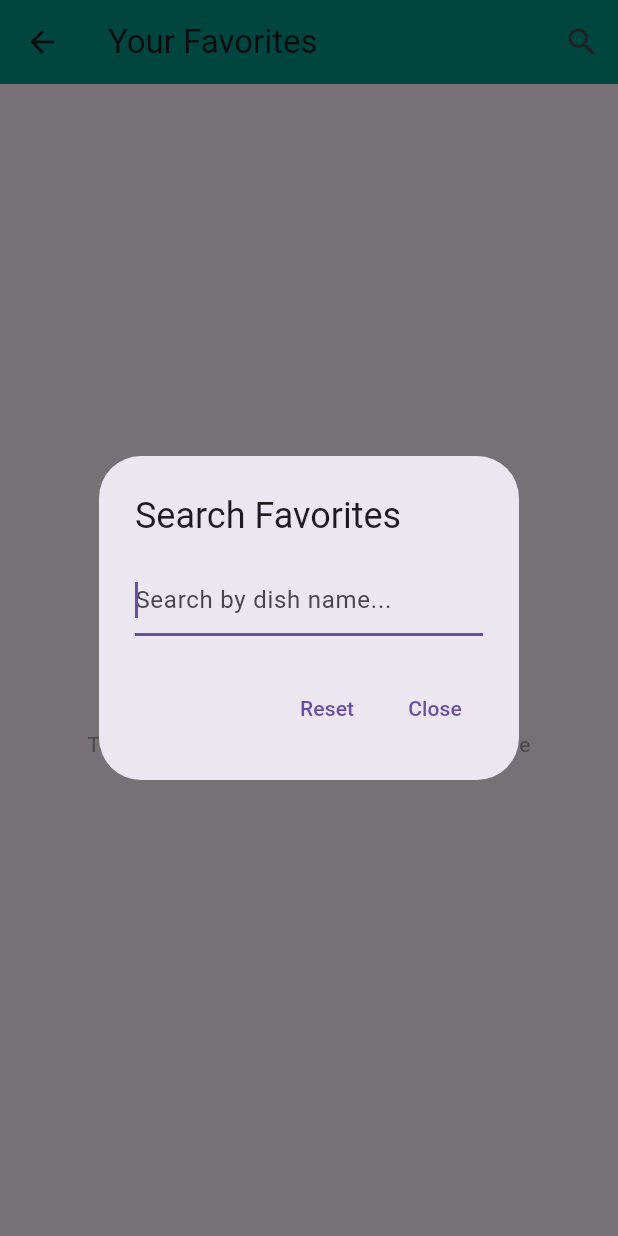
After one commit to tima00MA/restaurant-app-with-flutter, a Flutter app: the FavoritesPage screen opened directly, after a tap on the "search" icon, on a phone screen of 412 x 824 dp. The commit adds this screen. Run offline on Flutter 3.47's test engine with Material 3 defaults, Android fonts, the light colour scheme and no system bars; our stand-ins replace contacts_service, font_awesome_flutter, google_fonts, google_maps_flutter, permission_handler, share_plus and 1 more; missing offline and left inert: animated_widgets; accounts and stored records are empty.

Commit message:
favorites page

```diff
--- /dev/null
+++ b/lib/favorites_manager.dart
@@ -0,0 +1,34 @@
+// lib/favorites_manager.dart
+import 'package:shared_preferences/shared_preferences.dart';
+
+class FavoritesManager {
+  static const _favoritesKey = 'favorite_dishes';
+
+  static Future<void> addFavorite(String dishName) async {
+    final prefs = await SharedPreferences.getInstance();
+    final favorites = await getFavorites();
+    if (!favorites.contains(dishName)) {
+      favorites.add(dishName);
+      await prefs.setStringList(_favoritesKey, favorites);
+    }
+  }
+
+  static Future<void> removeFavorite(String dishName) async {
+    final prefs = await SharedPreferences.getInstance();
+    final favorites = await getFavorites();
+    if (favorites.contains(dishName)) {
+      favorites.remove(dishName);
+      await prefs.setStringList(_favoritesKey, favorites);
+    }
+  }
+
+  static Future<List<String>> getFavorites() async {
+    final prefs = await SharedPreferences.getInstance();
+    return prefs.getStringList(_favoritesKey) ?? [];
+  }
+
+  static Future<bool> isFavorite(String dishName) async {
+    final favorites = await getFavorites();
+    return favorites.contains(dishName);
+  }
+}
--- /dev/null
+++ b/lib/favorites_page.dart
@@ -0,0 +1,303 @@
+import 'package:flutter/material.dart';
+import 'package:flutter/services.dart';
+import 'favorites_manager.dart';
+
+class FavoritesPage extends StatefulWidget {
+  @override
+  _FavoritesPageState createState() => _FavoritesPageState();
+}
+
+class _FavoritesPageState extends State<FavoritesPage> {
+  List<String> _favoriteDishes = [];
+  bool _isLoading = true;
+  String _searchQuery = '';
+  String _selectedCategory = 'All';
+  final List<String> _categories = ['All', 'Starters', 'Main Courses', 'Desserts', 'Drinks'];
+
+  @override
+  void initState() {
+    super.initState();
+    _loadFavorites();
+  }
+
+  Future<void> _loadFavorites() async {
+    final favorites = await FavoritesManager.getFavorites();
+    setState(() {
+      _favoriteDishes = favorites;
+      _isLoading = false;
+    });
+  }
+
+  List<String> get _filteredFavorites {
+    return _favoriteDishes.where((dish) {
+      final matchesSearch = dish.toLowerCase().contains(_searchQuery.toLowerCase());
+      // In a real app, you would filter by actual category here
+      final matchesCategory = _selectedCategory == 'All' ||
+          dish.toLowerCase().contains(_selectedCategory.toLowerCase());
+      return matchesSearch && matchesCategory;
+    }).toList();
+  }
+
+  void _showDeleteConfirmation(int index) {
+    showDialog(
+      context: context,
+      builder: (context) => AlertDialog(
+        title: Text('Remove Favorite'),
+        content: Text('Remove ${_filteredFavorites[index]} from favorites?'),
+        actions: [
+          TextButton(
+            onPressed: () => Navigator.pop(context),
+            child: Text('Cancel'),
+          ),
+          TextButton(
+            onPressed: () async {
+              Navigator.pop(context);
+              await _removeFavorite(_filteredFavorites[index]);
+            },
+            child: Text('Remove', style: TextStyle(color: Colors.red)),
+          ),
+        ],
+      ),
+    );
+  }
+
+  Future<void> _removeFavorite(String dishName) async {
+    await FavoritesManager.removeFavorite(dishName);
+    _loadFavorites();
+    ScaffoldMessenger.of(context).showSnackBar(
+      SnackBar(
+        content: Text('"$dishName" removed from favorites'),
+        action: SnackBarAction(
+          label: 'UNDO',
+          onPressed: () async {
+            await FavoritesManager.addFavorite(dishName);
+            _loadFavorites();
+          },
+        ),
+      ),
+    );
+  }
+
+  @override
+  Widget build(BuildContext context) {
+    return Scaffold(
+      appBar: AppBar(
+        title: Text('Your Favorites'),
+        backgroundColor: Colors.teal,
+        actions: [
+          IconButton(
+            icon: Icon(Icons.search),
+            onPressed: () => _showSearchDialog(),
+          ),
+          if (_favoriteDishes.isNotEmpty)
+            PopupMenuButton<String>(
+              onSelected: (value) => _selectedCategory == value ? null : setState(() => _selectedCategory = value),
+              itemBuilder: (context) => _categories.map((category) {
+                return PopupMenuItem(
+                  value: category,
+                  child: Row(
+                    children: [
+                      Icon(
+                        Icons.check,
+                        color: _selectedCategory == category ? Colors.teal : Colors.transparent,
+                      ),
+                      SizedBox(width: 8),
+                      Text(category),
+                    ],
+                  ),
+                );
+              }).toList(),
+            ),
+        ],
+      ),
+      body: _isLoading
+          ? Center(child: CircularProgressIndicator())
+          : _buildFavoritesContent(),
+    );
+  }
+
+  Widget _buildFavoritesContent() {
+    if (_favoriteDishes.isEmpty) {
+      return Center(
+        child: Column(
+          mainAxisAlignment: MainAxisAlignment.center,
+          children: [
+            Icon(Icons.favorite_border, size: 60, color: Colors.grey),
+            SizedBox(height: 16),
+            Text(
+              'No favorites yet',
+              style: TextStyle(fontSize: 20, color: Colors.grey),
+            ),
+            SizedBox(height: 8),
+            Text(
+              'Tap the heart icon on dishes to add them here',
+              style: TextStyle(color: Colors.grey),
+            ),
+          ],
+        ),
+      );
+    }
+
+    if (_filteredFavorites.isEmpty) {
+      return Center(
+        child: Column(
+          mainAxisAlignment: MainAxisAlignment.center,
+          children: [
+            Icon(Icons.search_off, size: 60, color: Colors.grey),
+            SizedBox(height: 16),
+            Text(
+              'No matching favorites',
+              style: TextStyle(fontSize: 20, color: Colors.grey),
+            ),
+            TextButton(
+              onPressed: () {
+                setState(() {
+                  _searchQuery = '';
+                  _selectedCategory = 'All';
+                });
+              },
+              child: Text('Reset filters'),
+            ),
+          ],
+        ),
+      );
+    }
+
+    return Column(
+      children: [
+        if (_selectedCategory != 'All' || _searchQuery.isNotEmpty)
+          Padding(
+            padding: const EdgeInsets.all(8.0),
+            child: Chip(
+              label: Text('Showing ${_filteredFavorites.length} of ${_favoriteDishes.length}'),
+              backgroundColor: Colors.teal.withOpacity(0.2),
+            ),
+          ),
+        Expanded(
+          child: RefreshIndicator(
+            onRefresh: _loadFavorites,
+            child: ListView.builder(
+              itemCount: _filteredFavorites.length,
+              itemBuilder: (context, index) {
+                final dishName = _filteredFavorites[index];
+                return Dismissible(
+                  key: Key(dishName),
+                  background: Container(
+                    color: Colors.red,
+                    alignment: Alignment.centerRight,
+                    padding: EdgeInsets.only(right: 20),
+                    child: Icon(Icons.delete, color: Colors.white),
+                  ),
+                  confirmDismiss: (direction) async {
+                    if (direction == DismissDirection.endToStart) {
+                      await _removeFavorite(dishName);
+                      return false; // We handle deletion in the method
+                    }
+                    return false;
+                  },
+                  child: Card(
+                    margin: EdgeInsets.symmetric(horizontal: 16, vertical: 8),
+                    elevation: 2,
+                    child: ListTile(
+                      leading: CircleAvatar(
+                        backgroundImage: AssetImage(_getDishImage(dishName)),
+                        child: Icon(Icons.food_bank, color: Colors.white),
+                      ),
+                      title: Text(dishName, style: TextStyle(fontSize: 16)),
+                      subtitle: Text(_getDishCategory(dishName)),
+                      trailing: IconButton(
+                        icon: Icon(Icons.delete, color: Colors.grey),
+                        onPressed: () => _showDeleteConfirmation(index),
+                      ),
+                      onTap: () => _showDishDetails(dishName),
+                    ),
+                  ),
+                );
+              },
+            ),
+          ),
+        ),
+      ],
+    );
+  }
+
+  String _getDishImage(String dishName) {
+    // In a real app, you would get this from your data model
+    if (dishName.toLowerCase().contains('chicken')) {
+      return 'assets/images/grilled_chicken.png';
+    } else if (dishName.toLowerCase().contains('cake')) {
+      return 'assets/images/chocolate_cake.png';
+    }
+    return 'assets/images/default_dish.png';
+  }
+
+  String _getDishCategory(String dishName) {
+    // In a real app, you would get this from your data model
+    if (dishName.toLowerCase().contains('chicken')) {
+      return 'Main Course';
+    } else if (dishName.toLowerCase().contains('cake')) {
+      return 'Dessert';
+    }
+    return 'Unknown Category';
+  }
+
+  void _showSearchDialog() {
+    showDialog(
+      context: context,
+      builder: (context) => AlertDialog(
+        title: Text('Search Favorites'),
+        content: TextField(
+          autofocus: true,
+          decoration: InputDecoration(hintText: 'Search by dish name...'),
+          onChanged: (value) {
+            setState(() => _searchQuery = value);
+          },
+        ),
+        actions: [
+          TextButton(
+            onPressed: () {
+              setState(() => _searchQuery = '');
+              Navigator.pop(context);
+            },
+            child: Text('Reset'),
+          ),
+          TextButton(
+            onPressed: () => Navigator.pop(context),
+            child: Text('Close'),
+          ),
+        ],
+      ),
+    );
+  }
+
+  void _showDishDetails(String dishName) {
+    showModalBottomSheet(
+      context: context,
+      builder: (context) => Container(
+        padding: EdgeInsets.all(16),
+        height: 300,
+        child: Column(
+          children: [
+            Text(dishName, style: TextStyle(fontSize: 20, fontWeight: FontWeight.bold)),
+            SizedBox(height: 16),
+            CircleAvatar(
+              radius: 60,
+              backgroundImage: AssetImage(_getDishImage(dishName)),
+            ),
+            SizedBox(height: 16),
+            Text(_getDishCategory(dishName), style: TextStyle(color: Colors.teal)),
+            Spacer(),
+            ElevatedButton(
+              onPressed: () async {
+                await _removeFavorite(dishName);
+                Navigator.pop(context);
+              },
+              child: Text('Remove from Favorites'),
+              style: ElevatedButton.styleFrom(backgroundColor: Colors.red),
+            ),
+          ],
+        ),
+      ),
+    );
+  }
+}
--- a/lib/main.dart
+++ b/lib/main.dart
@@ -8,8 +8,9 @@ import 'package:share_plus/share_plus.dart';
 import 'package:google_fonts/google_fonts.dart';
 import 'package:animated_widgets/animated_widgets.dart';
 import 'reservation_page.dart';
-
-
+import 'package:shared_preferences/shared_preferences.dart';
+import 'favorites_manager.dart';
+import 'favorites_page.dart';
 
 void main() => runApp(MyApp());
 
@@ -37,6 +38,7 @@ class _HomeScreenState extends State<HomeScreen> {
     HomePage(),
     MenuPage(),
     ContactPage(),
+    FavoritesPage(),
   ];
 
   void _onSelectItem(int index) {
@@ -64,6 +66,11 @@ class _HomeScreenState extends State<HomeScreen> {
                 title: Text("Menu"),
                 leading: Icon(Icons.restaurant_menu),
                 onTap: () => _onSelectItem(1),
+              ),
+              ListTile( // Add this new ListTile
+                title: Text("Favorites"),
+                leading: Icon(Icons.favorite),
+                onTap: () => _onSelectItem(3),
               ),
               ListTile(
                 title: Text("Contact / About"),
@@ -318,6 +325,7 @@ class _MenuCategoryState extends State<MenuCategory> with SingleTickerProviderSt
     'comments': ['Delicious!', 'Too spicy.'],
     'liked': false,
     'disliked': false,
+    'isFavorite': false,
   },
   {
     'name': 'Chocolate Cake',
@@ -329,9 +337,9 @@ class _MenuCategoryState extends State<MenuCategory> with SingleTickerProviderSt
     'comments': ['Yummy!', 'Perfect dessert.'],
     'liked': false,
     'disliked': false,
+    'isFavorite': false,
   },
 ];
-
   final Map<int, TextEditingController> _commentControllers = {};
 
   @override
@@ -391,6 +399,8 @@ class _MenuCategoryState extends State<MenuCategory> with SingleTickerProviderSt
             child: Column(
               crossAxisAlignment: CrossAxisAlignment.start,
               children: [
+                Stack(
+                  children: [
                     ClipRRect(
                       borderRadius: BorderRadius.circular(20),
                       child: Container(
@@ -426,6 +436,24 @@ class _MenuCategoryState extends State<MenuCategory> with SingleTickerProviderSt
                           ),
                         ),
                       ),
+                    ),
+                    Positioned(
+                      top: 16,
+                      right: 16,
+                      child: IconButton(
+                        icon: Icon(
+                          dish['isFavorite'] == true
+                              ? Icons.favorite
+                              : Icons.favorite_border,
+                          color: dish['isFavorite'] == true
+                              ? Colors.red
+                              : Colors.white,
+                          size: 30,
+                        ),
+                        onPressed: () => _toggleFavorite(index),
+                      ),
+                    ),
+                  ],
                 ),
                 SizedBox(height: 16),
                 Text(
@@ -546,7 +574,38 @@ class _MenuCategoryState extends State<MenuCategory> with SingleTickerProviderSt
       },
     );
   }
+  // for favorite page
+
+  @override
+  void initState() {
+  super.initState();
+  _loadFavoritesStatus();
 }
+
+Future<void> _loadFavoritesStatus() async {
+  for (var dish in sampleDishes) {
+    dish['isFavorite'] = await FavoritesManager.isFavorite(dish['name']);
+  }
+  if (mounted) setState(() {});
+}
+
+void _toggleFavorite(int index) async {
+  final dish = sampleDishes[index];
+  final isCurrentlyFavorite = dish['isFavorite'] ?? false;
+
+  setState(() {
+    dish['isFavorite'] = !isCurrentlyFavorite;
+  });
+
+  if (!isCurrentlyFavorite) {
+    await FavoritesManager.addFavorite(dish['name']);
+  } else {
+    await FavoritesManager.removeFavorite(dish['name']);
+  }
+}
+
+}
+
 
 
 // NOTE: Localization is skeleton only here, just for demonstration
--- a/pubspec.yaml
+++ b/pubspec.yaml
@@ -40,6 +40,7 @@ dependencies:
   share_plus: ^6.3.0
   animated_widgets: ^1.0.0
   google_fonts: ^6.2.1
+  shared_preferences: ^2.2.2
 
   # The following adds the Cupertino Icons font to your application.
   # Use with the CupertinoIcons class for iOS style icons.
```
Also changed, not shown: pubspec.lock, 1 other file. Lines whose indentation alone changed are shown as unchanged.
